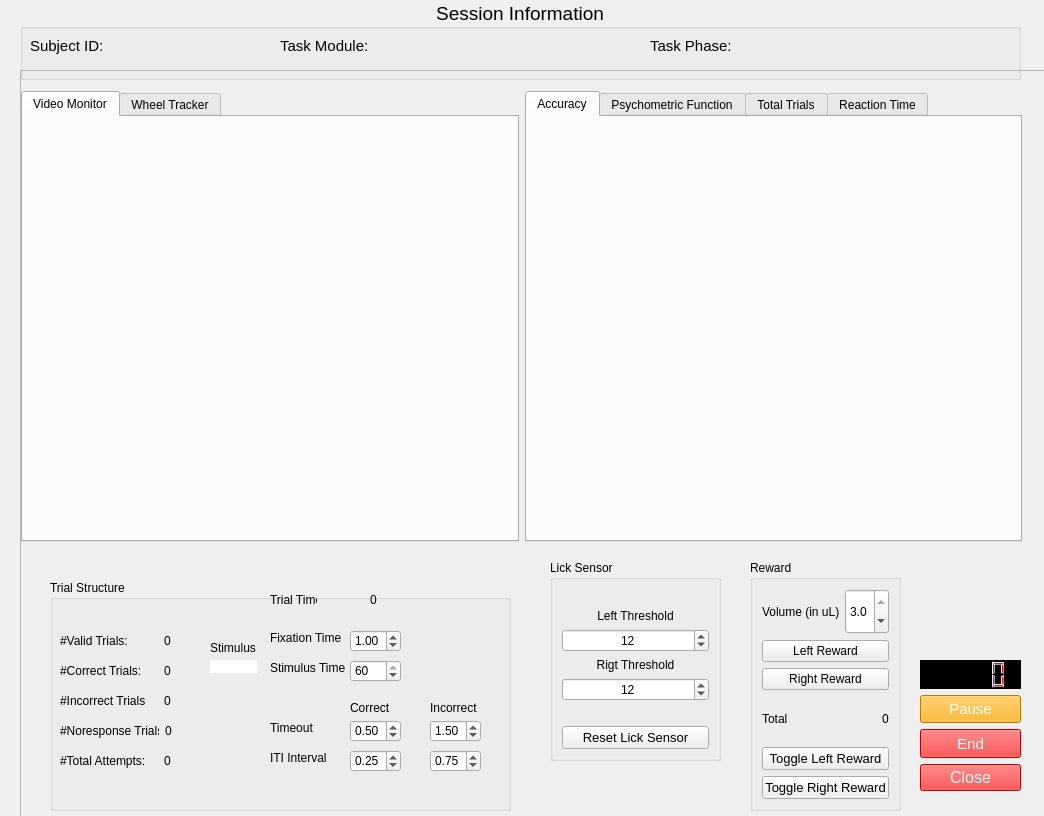
vaibrainium/NeuRPi, file protocols/random_dot_motion/gui/rdk_rig.ui: the form before one commit.
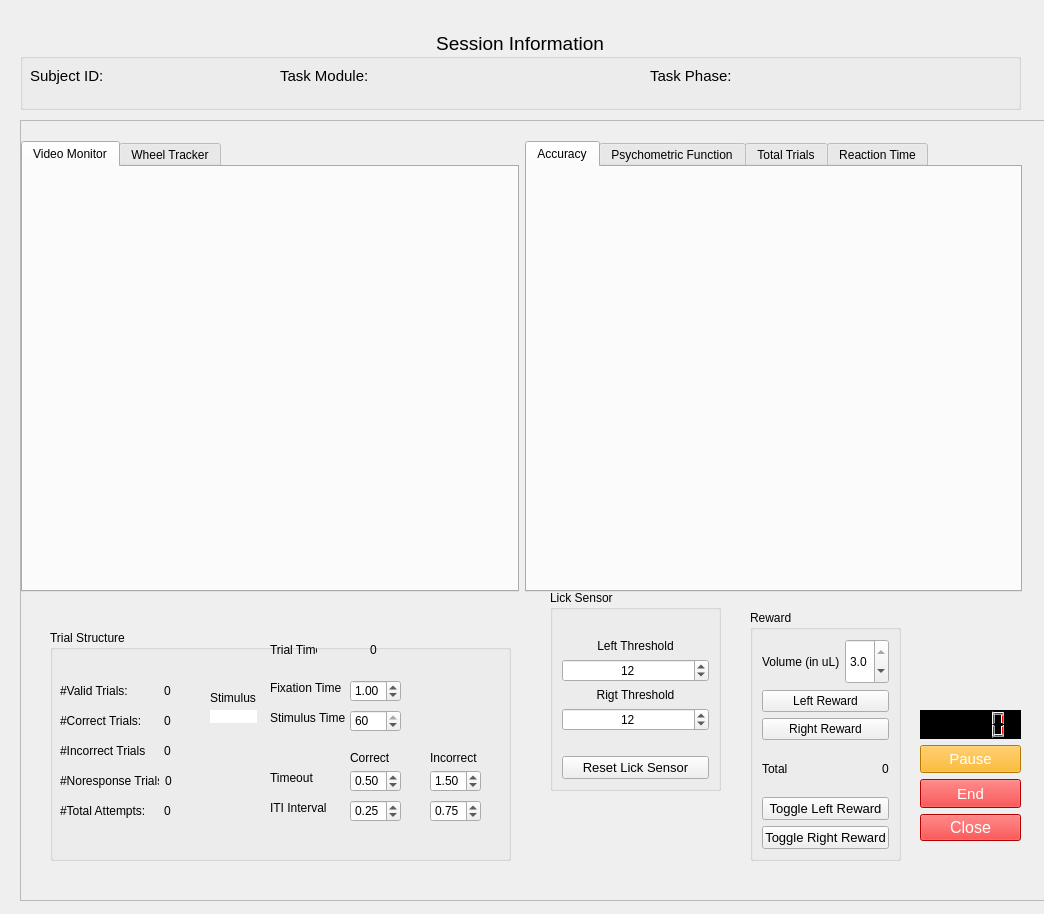
The form after the commit. Custom widgets are drawn as their Qt base class.

Diff of the .ui file:
```diff
--- a/protocols/random_dot_motion/gui/rdk_rig.ui
+++ b/protocols/random_dot_motion/gui/rdk_rig.ui
@@ -7,7 +7,7 @@
     <x>0</x>
     <y>0</y>
     <width>1044</width>
-    <height>816</height>
+    <height>914</height>
    </rect>
   </property>
   <property name="windowTitle">
@@ -17,9 +17,9 @@
    <property name="geometry">
     <rect>
      <x>20</x>
-     <y>70</y>
+     <y>120</y>
      <width>1041</width>
-     <height>750</height>
+     <height>781</height>
     </rect>
    </property>
    <property name="frameShape">
@@ -906,7 +906,7 @@
    <property name="geometry">
     <rect>
      <x>550</x>
-     <y>560</y>
+     <y>590</y>
      <width>171</width>
      <height>201</height>
     </rect>
@@ -1049,7 +1049,7 @@
    <property name="geometry">
     <rect>
      <x>20</x>
-     <y>0</y>
+     <y>30</y>
      <width>1001</width>
      <height>80</height>
     </rect>
@@ -1108,7 +1108,7 @@
     <property name="geometry">
      <rect>
       <x>720</x>
-      <y>40</y>
+      <y>30</y>
       <width>281</width>
       <height>20</height>
      </rect>
@@ -1145,7 +1145,7 @@
     <property name="geometry">
      <rect>
       <x>90</x>
-      <y>40</y>
+      <y>30</y>
       <width>151</width>
       <height>20</height>
      </rect>
@@ -1164,7 +1164,7 @@
     <property name="geometry">
      <rect>
       <x>360</x>
-      <y>40</y>
+      <y>30</y>
       <width>251</width>
       <height>16</height>
      </rect>
```
